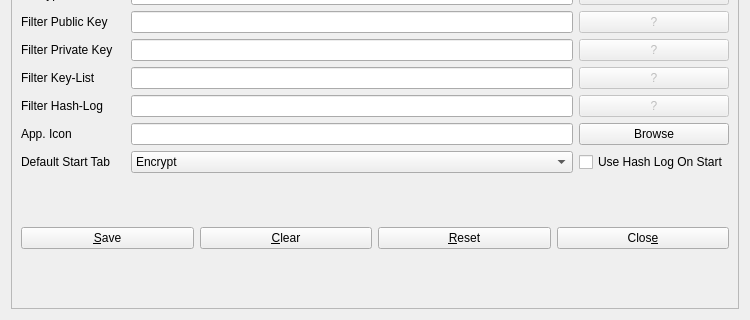
Old version of the form ui/editSettings.ui in the repository deskos-xp/cl4tp; both pictures show x 0 to 750 and y 226 to 546 of the 750 by 546 pixel window.
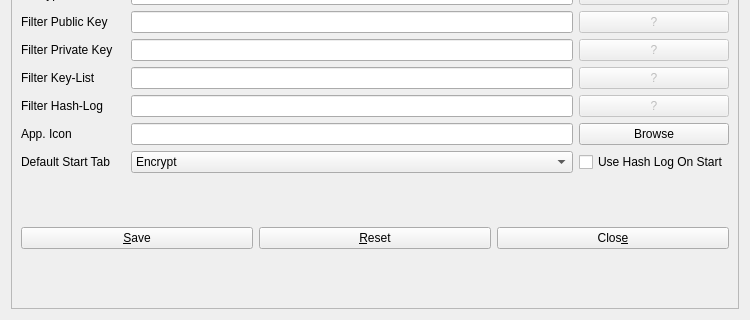
New version of the form.

Commit message: finished editSettings dialog; modified todos.xml; adding emergency config class for bad config recovery

Diff of the .ui file:
```diff
--- a/ui/editSettings.ui
+++ b/ui/editSettings.ui
@@ -276,7 +276,7 @@
          </item>
          <item row="1" column="0">
           <layout class="QGridLayout" name="gridLayout_6">
-           <item row="0" column="2">
+           <item row="0" column="1">
             <widget class="QPushButton" name="reset">
              <property name="toolTip">
               <string>reset fields to defaults from file</string>
@@ -286,17 +286,7 @@
              </property>
             </widget>
            </item>
-           <item row="0" column="1">
-            <widget class="QPushButton" name="clear">
-             <property name="toolTip">
-              <string>set all fields to internal defaults</string>
-             </property>
-             <property name="text">
-              <string>&amp;Clear</string>
-             </property>
-            </widget>
-           </item>
-           <item row="0" column="3">
+           <item row="0" column="2">
             <widget class="QPushButton" name="close">
              <property name="toolTip">
               <string>close dialog without saving</string>
```
Left out of the diff: 30 changed lines with no effect on the pictures. The commit also changes 16 other files.
